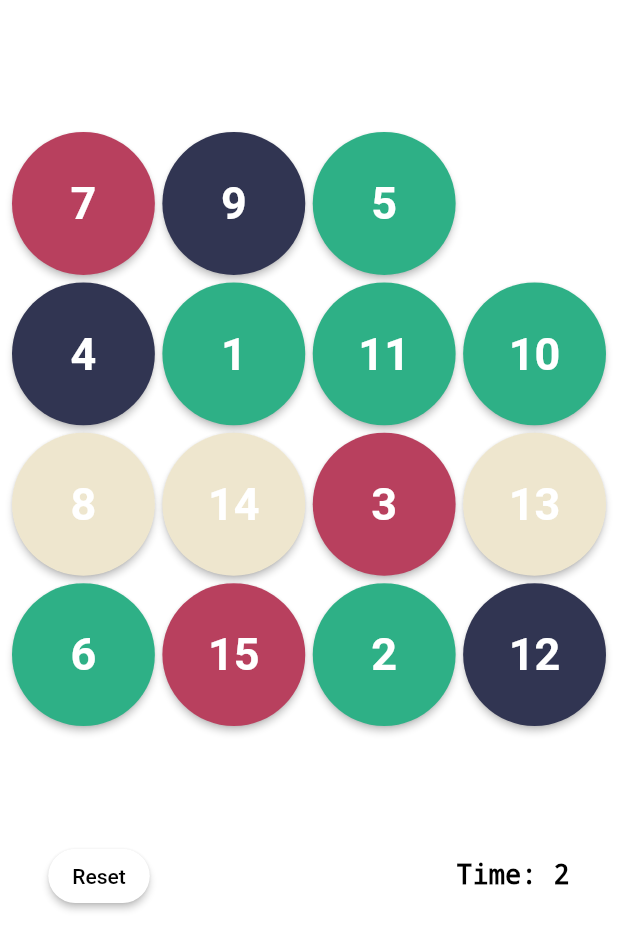
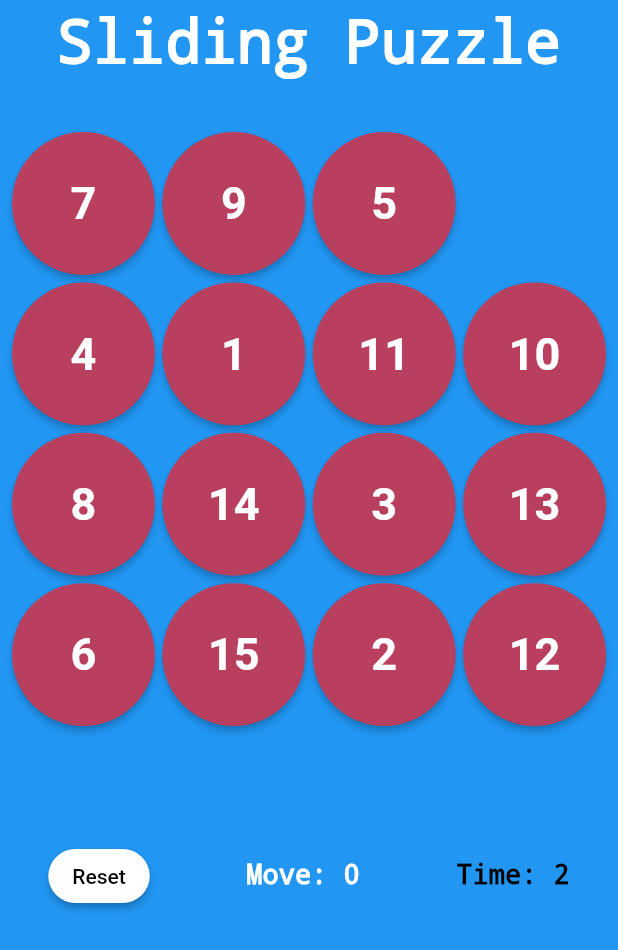
Before and after one commit to akashsivanandan99/supreme-giggle, a Flutter app: the screen it shows after launch, after a tap on an icon or button, on a phone screen of 412 x 824 dp. Shown: the top 950 px of the screen. Run offline on Flutter 3.47's test engine with Material 2 defaults, Android fonts, the phone set to English and light mode, and no system bars.

Commit message:
All the buttons in the grid now update over time to the same colour. Also ran an xcode build to see how the app performs on iPhone.

```diff
--- a/lib/Board.dart
+++ b/lib/Board.dart
@@ -4,6 +4,7 @@ import 'package:flutter/material.dart';
 import 'widgets/Menu.dart';
 import 'widgets/MyTitle.dart';
 import 'widgets/Grid.dart';
+import 'themes/color_palettes.dart';
 
 class Board extends StatefulWidget {
   @override
@@ -18,7 +19,7 @@ class _BoardState extends State<Board> {
   bool isActive = false;
   Timer timer = Timer(Duration(seconds: 1), () {});
 
-  Color _color = Colors.white;
+  Color _color = Colors.blue;
 
   @override
   void initState() {
@@ -65,7 +66,7 @@ class _BoardState extends State<Board> {
         (index - 4 >= 0 && numbers[index - 4] == 0) ||
         (index + 4 < 16 && numbers[index + 4] == 0)) {
       setState(() {
-        final random = Random();
+        // final random = Random();
 
         // Generate a random width and height.
 
@@ -91,6 +92,7 @@ class _BoardState extends State<Board> {
     if (isActive) {
       setState(() {
         secondsPassed = secondsPassed + 1;
+        color = retro_colors[Random().nextInt(retro_colors.length)];
       });
     }
   }
--- a/lib/widgets/Grid.dart
+++ b/lib/widgets/Grid.dart
@@ -35,7 +35,9 @@ class Grid extends StatelessWidget {
                       clickGrid(index);
                     },
                     text: "${numbers[index]}",
-                    color: retro_colors[random.nextInt(retro_colors.length)])
+                    // color: retro_colors[random.nextInt(retro_colors.length)]
+                    color: color,
+                  )
                 : SizedBox.shrink();
           },
         ),
--- a/lib/widgets/GridButton.dart
+++ b/lib/widgets/GridButton.dart
@@ -1,16 +1,19 @@
+import 'dart:math';
+
 import 'package:flutter/material.dart';
+import 'package:slidingpuzzle/themes/color_palettes.dart';
 
 class GridButton extends StatelessWidget {
-  const GridButton({
+  GridButton({
     Key? key,
     required this.click,
     required this.text,
-    required this.color,
+    this.color,
   }) : super(key: key);
 
   final VoidCallback click;
   final String text;
-  final Color color;
+  Color? color; //= retro_colors[Ramdp,.nextInt(retro_colors.length)];
 
   @override
   Widget build(BuildContext context) {
```
Also changed, not shown: 4 other files.
